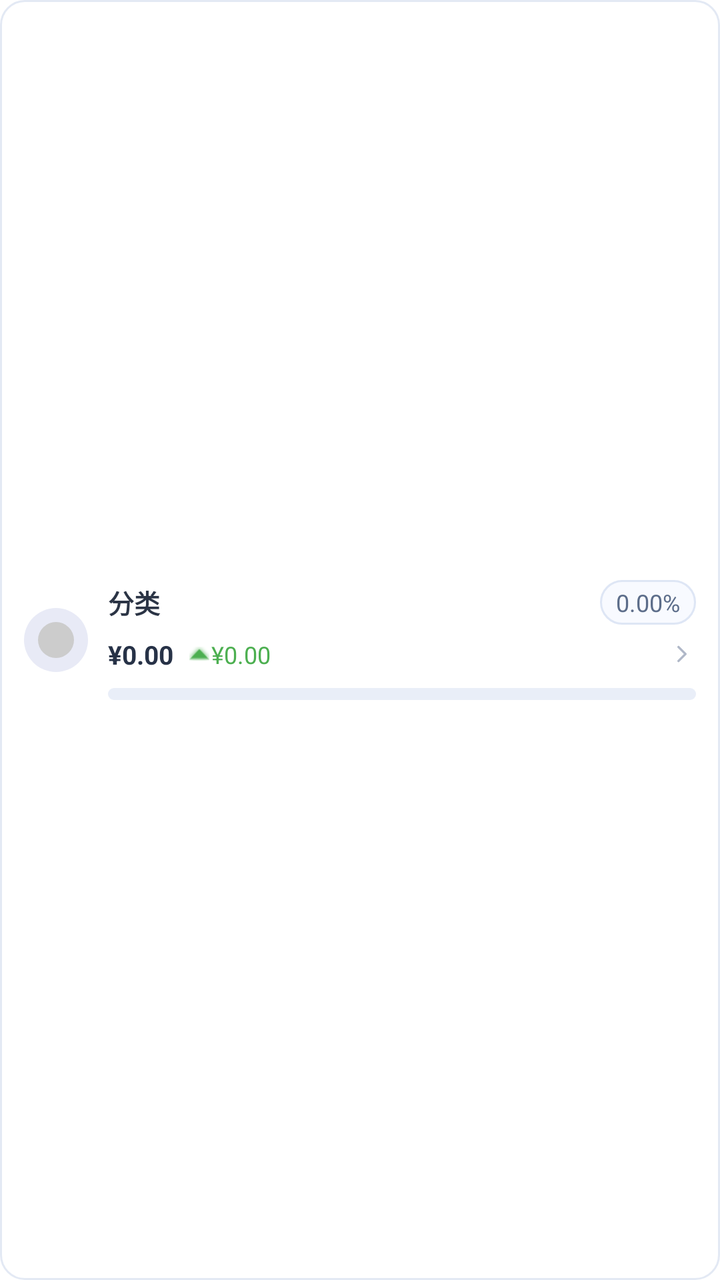
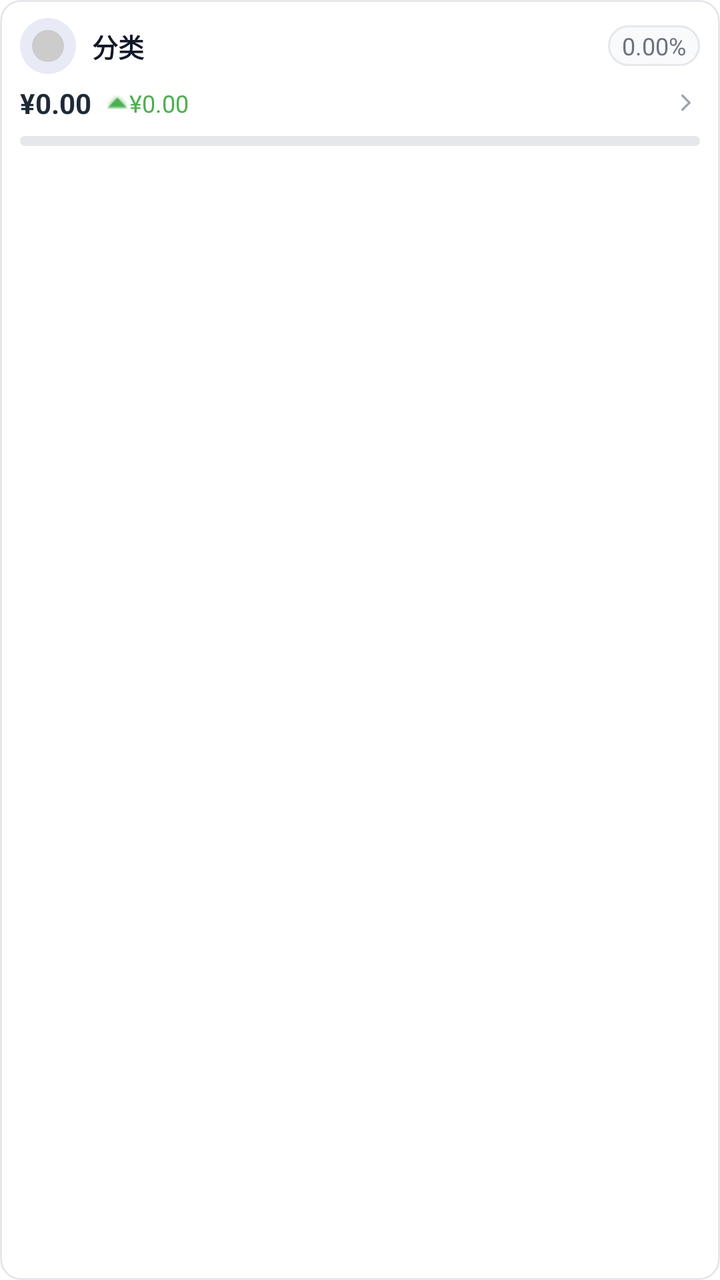

The first picture is an Android layout as it rendered before a commit; the second is the same layout after the commit. The layout source and the unified diff follow.
<!-- AndroidManifest.xml: application theme Theme.FlipAccounting -->
<!-- res/layout/item_stats_category.xml -->
<?xml version="1.0" encoding="utf-8"?>
<LinearLayout xmlns:android="http://schemas.android.com/apk/res/android"
    xmlns:app="http://schemas.android.com/apk/res-auto"
    android:layout_width="match_parent"
    android:layout_height="wrap_content"
    android:layout_marginBottom="10dp"
    android:background="@drawable/bg_stats_list_item"
    android:clickable="true"
    android:focusable="true"
    android:foreground="?attr/selectableItemBackground"
    android:gravity="center_vertical"
    android:orientation="horizontal"
    android:paddingHorizontal="12dp"
    android:paddingVertical="12dp">

    <ImageView
        android:id="@+id/iv_category_icon"
        android:layout_width="@dimen/icon_size_32"
        android:layout_height="@dimen/icon_size_32"
        android:background="@drawable/bg_circle_soft"
        android:padding="7dp"
        android:src="@drawable/ic_placeholder" />

    <LinearLayout
        android:layout_width="0dp"
        android:layout_height="wrap_content"
        android:layout_marginStart="10dp"
        android:layout_weight="1"
        android:orientation="vertical">

        <LinearLayout
            android:layout_width="match_parent"
            android:layout_height="wrap_content"
            android:gravity="center_vertical"
            android:orientation="horizontal">

            <TextView
                android:id="@+id/tv_category_name"
                android:layout_width="0dp"
                android:layout_height="wrap_content"
                android:layout_weight="1"
                android:text="分类"
                android:textColor="#2B3445"
                android:textSize="@dimen/text_size_13"
                android:textStyle="bold" />

            <TextView
                android:id="@+id/tv_category_percent"
                android:layout_width="wrap_content"
                android:layout_height="wrap_content"
                android:background="@drawable/bg_stats_metric_tile"
                android:paddingHorizontal="8dp"
                android:paddingVertical="3dp"
                android:text="0.00%"
                android:textColor="#5C6D8A"
                android:textSize="@dimen/text_size_11" />
        </LinearLayout>

        <LinearLayout
            android:layout_width="match_parent"
            android:layout_height="wrap_content"
            android:layout_marginTop="6dp"
            android:gravity="center_vertical"
            android:orientation="horizontal">

            <TextView
                android:id="@+id/tv_category_amount"
                android:layout_width="wrap_content"
                android:layout_height="wrap_content"
                android:text="¥0.00"
                android:textColor="#273247"
                android:textSize="@dimen/text_size_13"
                android:textStyle="bold" />

            <LinearLayout
                android:id="@+id/ll_comparison"
                android:layout_width="0dp"
                android:layout_height="wrap_content"
                android:layout_marginStart="8dp"
                android:layout_weight="1"
                android:gravity="center_vertical"
                android:orientation="horizontal">

                <ImageView
                    android:id="@+id/iv_comparison_arrow"
                    android:layout_width="@dimen/icon_size_10"
                    android:layout_height="@dimen/icon_size_10"
                    android:src="@android:drawable/arrow_up_float"
                    app:tint="#4CAF50" />

                <TextView
                    android:id="@+id/tv_comparison_amount"
                    android:layout_width="wrap_content"
                    android:layout_height="wrap_content"
                    android:layout_marginStart="1dp"
                    android:text="¥0.00"
                    android:textColor="#4CAF50"
                    android:textSize="@dimen/text_size_11" />
            </LinearLayout>

            <ImageView
                android:layout_width="@dimen/icon_size_14"
                android:layout_height="@dimen/icon_size_14"
                android:layout_marginStart="6dp"
                android:src="@drawable/ic_chevron_right"
                app:tint="#B0B8C8" />
        </LinearLayout>

        <ProgressBar
            android:id="@+id/pb_category_percent"
            style="@android:style/Widget.ProgressBar.Horizontal"
            android:layout_width="match_parent"
            android:layout_height="6dp"
            android:layout_marginTop="8dp"
            android:max="100"
            android:progress="0"
            android:progressDrawable="@drawable/bg_stats_progress" />
    </LinearLayout>

</LinearLayout>
<!-- resources referenced by this layout -->
<resources>
  <dimen name="icon_size_10">10dp</dimen>
  <dimen name="icon_size_14">14dp</dimen>
  <dimen name="icon_size_32">32dp</dimen>
  <dimen name="text_size_11">12sp</dimen>
  <dimen name="text_size_13">13sp</dimen>
  <!-- drawable bg_circle_soft (drawable) -->
  <?xml version="1.0" encoding="utf-8"?>
  <shape xmlns:android="http://schemas.android.com/apk/res/android"
      android:shape="oval">
      <solid android:color="#E8EAF6" /> 
  </shape>
  <!-- drawable bg_stats_list_item (drawable) -->
  <?xml version="1.0" encoding="utf-8"?>
  <shape xmlns:android="http://schemas.android.com/apk/res/android">
      <solid android:color="#FFFFFF" />
      <corners android:radius="12dp" />
      <stroke
          android:width="1dp"
          android:color="#E3E9F4" />
  </shape>
  <!-- drawable bg_stats_metric_tile (drawable) -->
  <?xml version="1.0" encoding="utf-8"?>
  <shape xmlns:android="http://schemas.android.com/apk/res/android">
      <solid android:color="#F8FAFF" />
      <corners android:radius="12dp" />
      <stroke
          android:width="1dp"
          android:color="#DEE6F5" />
  </shape>
  <!-- drawable bg_stats_progress (drawable) -->
  <?xml version="1.0" encoding="utf-8"?>
  <layer-list xmlns:android="http://schemas.android.com/apk/res/android">
      <item android:id="@android:id/background">
          <shape>
              <corners android:radius="3dp" />
              <solid android:color="#E9EEF8" />
          </shape>
      </item>
  
      <item android:id="@android:id/progress">
          <clip>
              <shape>
                  <corners android:radius="3dp" />
                  <solid android:color="#4D7BFF" />
              </shape>
          </clip>
      </item>
  </layer-list>
  <!-- drawable ic_chevron_right (drawable) -->
  <vector xmlns:android="http://schemas.android.com/apk/res/android"
      android:width="24dp"
      android:height="24dp"
      android:viewportWidth="24"
      android:viewportHeight="24">
      <path
          android:strokeColor="#333333"
          android:strokeWidth="2"
          android:strokeLineCap="round"
          android:strokeLineJoin="round"
          android:pathData="M9,6l6,6l-6,6" />
  </vector>
  <!-- drawable ic_placeholder (drawable) -->
  <?xml version="1.0" encoding="utf-8"?>
  <shape xmlns:android="http://schemas.android.com/apk/res/android"
      android:shape="oval">
      
      <solid android:color="#CCCCCC" />
  
      
      <size
          android:width="100dp"
          android:height="100dp" />
  </shape>
  <style name="Theme.FlipAccounting" parent="Theme.MaterialComponents.DayNight.NoActionBar">
          
          <item name="colorPrimary">#5C6BC0</item>
          <item name="colorPrimaryVariant">#3F51B5</item>
          <item name="colorOnPrimary">#FFFFFF</item>
          
          <item name="colorSecondary">#FF4081</item>
          <item name="colorSecondaryVariant">#F50057</item>
          <item name="colorOnSecondary">#FFFFFF</item>
  
          
          <item name="android:statusBarColor">#F5F7FA</item>
          <item name="android:windowLightStatusBar">true</item>
      </style>
</resources>

<!-- the commit's change to res/layout/item_stats_category.xml (unified diff, before → after) -->
@@ -3,118 +3,109 @@
     xmlns:app="http://schemas.android.com/apk/res-auto"
     android:layout_width="match_parent"
     android:layout_height="wrap_content"
-    android:layout_marginBottom="10dp"
+    android:layout_marginBottom="8dp"
     android:background="@drawable/bg_stats_list_item"
     android:clickable="true"
     android:focusable="true"
     android:foreground="?attr/selectableItemBackground"
-    android:gravity="center_vertical"
-    android:orientation="horizontal"
-    android:paddingHorizontal="12dp"
-    android:paddingVertical="12dp">
-
-    <ImageView
-        android:id="@+id/iv_category_icon"
-        android:layout_width="@dimen/icon_size_32"
-        android:layout_height="@dimen/icon_size_32"
-        android:background="@drawable/bg_circle_soft"
-        android:padding="7dp"
-        android:src="@drawable/ic_placeholder" />
+    android:orientation="vertical"
+    android:paddingHorizontal="10dp"
+    android:paddingVertical="9dp">
 
     <LinearLayout
-        android:layout_width="0dp"
+        android:layout_width="match_parent"
         android:layout_height="wrap_content"
-        android:layout_marginStart="10dp"
-        android:layout_weight="1"
-        android:orientation="vertical">
+        android:gravity="center_vertical"
+        android:orientation="horizontal">
+
+        <ImageView
+            android:id="@+id/iv_category_icon"
+            android:layout_width="28dp"
+            android:layout_height="28dp"
+            android:background="@drawable/bg_circle_soft"
+            android:padding="6dp"
+            android:src="@drawable/ic_placeholder" />
+
+        <TextView
+            android:id="@+id/tv_category_name"
+            android:layout_width="0dp"
+            android:layout_height="wrap_content"
+            android:layout_marginStart="8dp"
+            android:layout_weight="1"
+            android:text="分类"
+            android:textColor="#111827"
+            android:textSize="@dimen/text_size_13"
+            android:textStyle="bold" />
+
+        <TextView
+            android:id="@+id/tv_category_percent"
+            android:layout_width="wrap_content"
+            android:layout_height="wrap_content"
+            android:background="@drawable/bg_stats_metric_tile"
+            android:paddingHorizontal="7dp"
+            android:paddingVertical="2dp"
+            android:text="0.00%"
+            android:textColor="#6B7280"
+            android:textSize="@dimen/text_size_11" />
+    </LinearLayout>
+
+    <LinearLayout
+        android:layout_width="match_parent"
+        android:layout_height="wrap_content"
+        android:layout_marginTop="5dp"
+        android:gravity="center_vertical"
+        android:orientation="horizontal">
+
+        <TextView
+            android:id="@+id/tv_category_amount"
+            android:layout_width="wrap_content"
+            android:layout_height="wrap_content"
+            android:text="¥0.00"
+            android:textColor="#1F2937"
+            android:textSize="@dimen/text_size_14"
+            android:textStyle="bold" />
 
         <LinearLayout
-            android:layout_width="match_parent"
+            android:id="@+id/ll_comparison"
+            android:layout_width="0dp"
             android:layout_height="wrap_content"
+            android:layout_marginStart="8dp"
+            android:layout_weight="1"
             android:gravity="center_vertical"
             android:orientation="horizontal">
 
-            <TextView
-                android:id="@+id/tv_category_name"
-                android:layout_width="0dp"
-                android:layout_height="wrap_content"
-                android:layout_weight="1"
-                android:text="分类"
-                android:textColor="#2B3445"
-                android:textSize="@dimen/text_size_13"
-                android:textStyle="bold" />
+            <ImageView
+                android:id="@+id/iv_comparison_arrow"
+                android:layout_width="@dimen/icon_size_10"
+                android:layout_height="@dimen/icon_size_10"
+                android:src="@android:drawable/arrow_up_float"
+                app:tint="#4CAF50" />
 
             <TextView
-                android:id="@+id/tv_category_percent"
+                android:id="@+id/tv_comparison_amount"
                 android:layout_width="wrap_content"
                 android:layout_height="wrap_content"
-                android:background="@drawable/bg_stats_metric_tile"
-                android:paddingHorizontal="8dp"
-                android:paddingVertical="3dp"
-                android:text="0.00%"
-                android:textColor="#5C6D8A"
+                android:layout_marginStart="1dp"
+                android:text="¥0.00"
+                android:textColor="#4CAF50"
                 android:textSize="@dimen/text_size_11" />
         </LinearLayout>
 
-        <LinearLayout
-            android:layout_width="match_parent"
-            android:layout_height="wrap_content"
-            android:layout_marginTop="6dp"
-            android:gravity="center_vertical"
-            android:orientation="horizontal">
-
-            <TextView
-                android:id="@+id/tv_category_amount"
-                android:layout_width="wrap_content"
-                android:layout_height="wrap_content"
-                android:text="¥0.00"
-                android:textColor="#273247"
-                android:textSize="@dimen/text_size_13"
-                android:textStyle="bold" />
-
-            <LinearLayout
-                android:id="@+id/ll_comparison"
-                android:layout_width="0dp"
-                android:layout_height="wrap_content"
-                android:layout_marginStart="8dp"
-                android:layout_weight="1"
-                android:gravity="center_vertical"
-                android:orientation="horizontal">
-
-                <ImageView
-                    android:id="@+id/iv_comparison_arrow"
-                    android:layout_width="@dimen/icon_size_10"
-                    android:layout_height="@dimen/icon_size_10"
-                    android:src="@android:drawable/arrow_up_float"
-                    app:tint="#4CAF50" />
-
-                <TextView
-                    android:id="@+id/tv_comparison_amount"
-                    android:layout_width="wrap_content"
-                    android:layout_height="wrap_content"
-                    android:layout_marginStart="1dp"
-                    android:text="¥0.00"
-                    android:textColor="#4CAF50"
-                    android:textSize="@dimen/text_size_11" />
-            </LinearLayout>
-
-            <ImageView
-                android:layout_width="@dimen/icon_size_14"
-                android:layout_height="@dimen/icon_size_14"
-                android:layout_marginStart="6dp"
-                android:src="@drawable/ic_chevron_right"
-                app:tint="#B0B8C8" />
-        </LinearLayout>
-
-        <ProgressBar
-            android:id="@+id/pb_category_percent"
-            style="@android:style/Widget.ProgressBar.Horizontal"
-            android:layout_width="match_parent"
-            android:layout_height="6dp"
-            android:layout_marginTop="8dp"
-            android:max="100"
-            android:progress="0"
-            android:progressDrawable="@drawable/bg_stats_progress" />
+        <ImageView
+            android:layout_width="14dp"
+            android:layout_height="14dp"
+            android:src="@drawable/ic_chevron_right"
+            app:tint="#9CA3AF" />
     </LinearLayout>
 
+    <ProgressBar
+        android:id="@+id/pb_category_percent"
+        style="@android:style/Widget.ProgressBar.Horizontal"
+        android:layout_width="match_parent"
+        android:layout_height="5dp"
+        android:layout_marginTop="7dp"
+        android:max="100"
+        android:progress="0"
+        android:progressDrawable="@drawable/bg_stats_progress" />
+
 </LinearLayout>
<!-- resource entries referenced after the edit -->
@@ -1,10 +1,9 @@
 <!-- resources referenced by this layout -->
 <resources>
   <dimen name="icon_size_10">10dp</dimen>
-  <dimen name="icon_size_14">14dp</dimen>
-  <dimen name="icon_size_32">32dp</dimen>
   <dimen name="text_size_11">12sp</dimen>
   <dimen name="text_size_13">13sp</dimen>
+  <dimen name="text_size_14">14sp</dimen>
   <!-- drawable bg_circle_soft (drawable) -->
   <?xml version="1.0" encoding="utf-8"?>
   <shape xmlns:android="http://schemas.android.com/apk/res/android"
@@ -15,19 +14,19 @@
   <?xml version="1.0" encoding="utf-8"?>
   <shape xmlns:android="http://schemas.android.com/apk/res/android">
       <solid android:color="#FFFFFF" />
-      <corners android:radius="12dp" />
+      <corners android:radius="10dp" />
       <stroke
           android:width="1dp"
-          android:color="#E3E9F4" />
+          android:color="#E5E7EB" />
   </shape>
   <!-- drawable bg_stats_metric_tile (drawable) -->
   <?xml version="1.0" encoding="utf-8"?>
   <shape xmlns:android="http://schemas.android.com/apk/res/android">
-      <solid android:color="#F8FAFF" />
-      <corners android:radius="12dp" />
+      <solid android:color="#F9FAFB" />
+      <corners android:radius="10dp" />
       <stroke
           android:width="1dp"
-          android:color="#DEE6F5" />
+          android:color="#E5E7EB" />
   </shape>
   <!-- drawable bg_stats_progress (drawable) -->
   <?xml version="1.0" encoding="utf-8"?>
@@ -35,7 +34,7 @@
       <item android:id="@android:id/background">
           <shape>
               <corners android:radius="3dp" />
-              <solid android:color="#E9EEF8" />
+              <solid android:color="#E5E7EB" />
           </shape>
       </item>
   
@@ -43,7 +42,7 @@
           <clip>
               <shape>
                   <corners android:radius="3dp" />
-                  <solid android:color="#4D7BFF" />
+                  <solid android:color="#2563EB" />
               </shape>
           </clip>
       </item>
